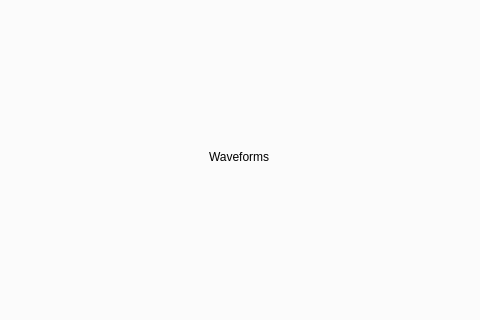
Old version of the form mainwindow.ui in the repository steux/tiatracker; both pictures show x 292 to 772 and y 377 to 697 of the 1064 by 783 pixel window.
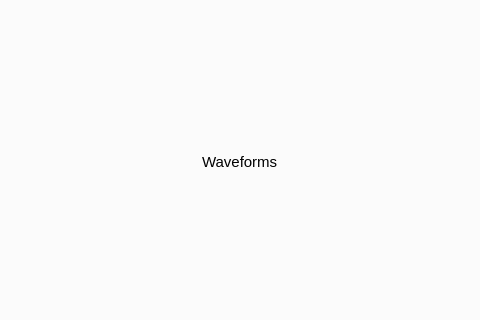
New version of the form. Custom widgets are drawn as their Qt base class.

Commit message: Waveforms label font and size

```diff
--- a/mainwindow.ui
+++ b/mainwindow.ui
@@ -378,16 +378,24 @@
           </property>
          </spacer>
         </item>
+        <item alignment="Qt::AlignHCenter">
+         <widget class="WaveformShaper" name="percussionWaveformShaper" native="true"/>
+        </item>
         <item alignment="Qt::AlignHCenter">
          <widget class="QLabel" name="label_5">
+          <property name="font">
+           <font>
+            <family>Arial</family>
+            <pointsize>11</pointsize>
+            <weight>50</weight>
+            <bold>false</bold>
+           </font>
+          </property>
           <property name="text">
            <string>Waveforms</string>
           </property>
          </widget>
         </item>
-        <item alignment="Qt::AlignHCenter">
-         <widget class="WaveformShaper" name="percussionWaveformShaper" native="true"/>
-        </item>
         <item>
          <spacer name="verticalSpacer_5">
           <property name="orientation">
```
